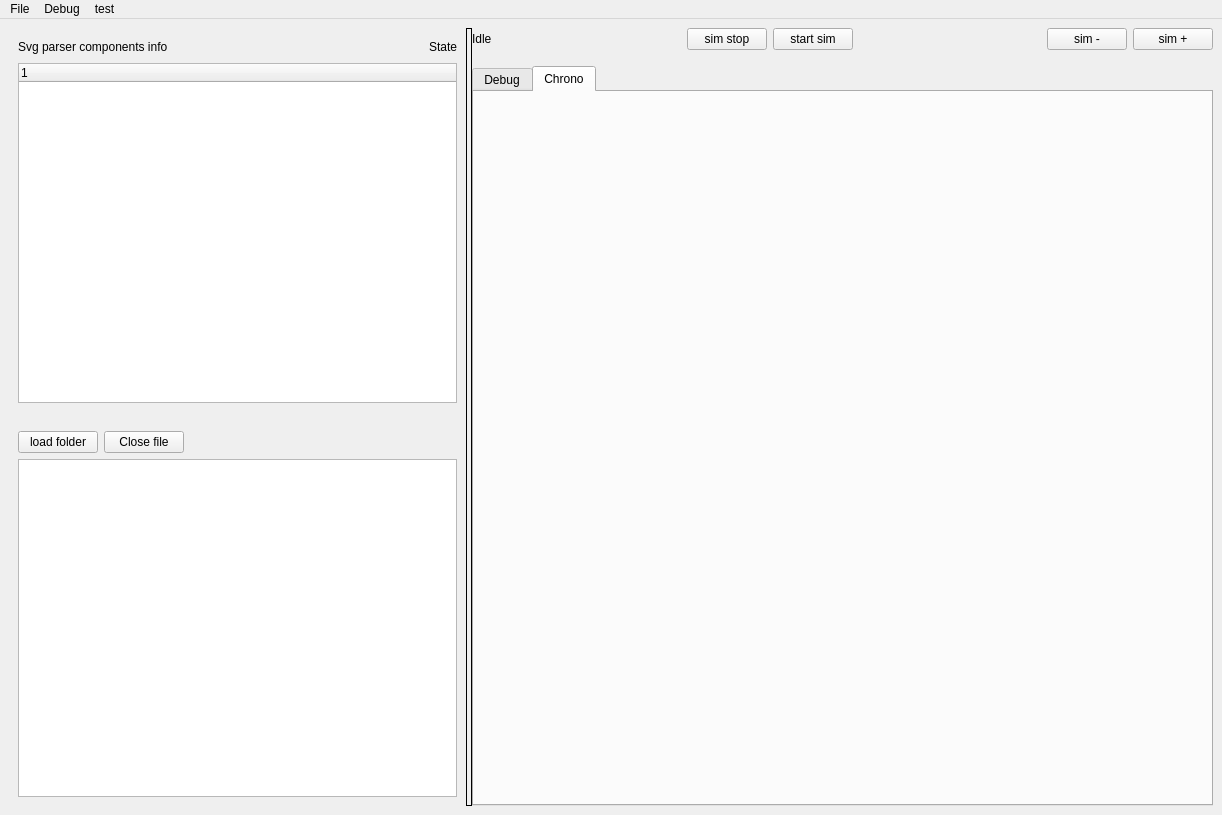
Old version of the form code/Qt_VHDL_SVG_proj/forms/mainwindow.ui in the repository LirokWid/QT_VHDL_simulator.
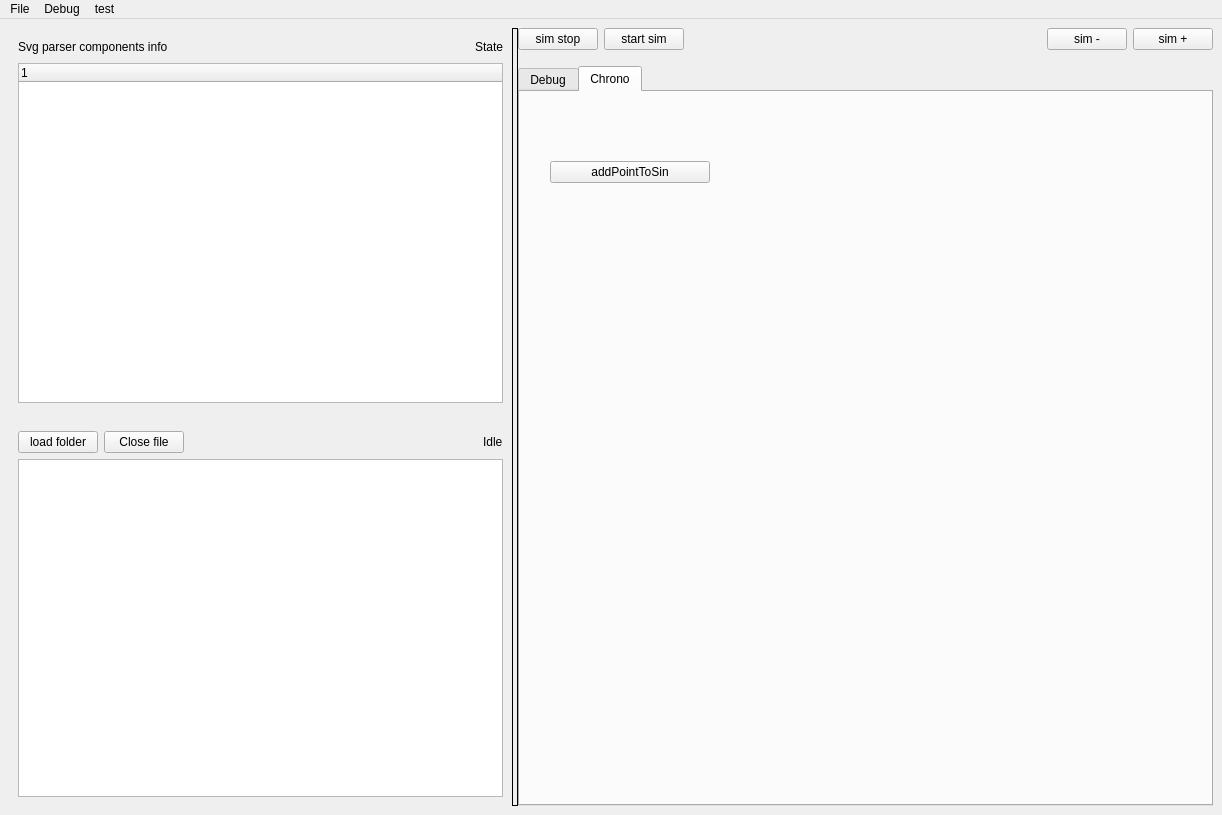
New version of the form. The open tabs and pages were chosen to show the change.

```diff
--- a/code/Qt_VHDL_SVG_proj/forms/mainwindow.ui
+++ b/code/Qt_VHDL_SVG_proj/forms/mainwindow.ui
@@ -192,6 +192,13 @@
                </property>
               </spacer>
              </item>
+             <item>
+              <widget class="QLabel" name="label">
+               <property name="text">
+                <string>Idle</string>
+               </property>
+              </widget>
+             </item>
             </layout>
            </item>
            <item>
@@ -230,26 +237,6 @@
             <property name="sizeConstraint">
              <enum>QLayout::SetDefaultConstraint</enum>
             </property>
-            <item>
-             <widget class="QLabel" name="label">
-              <property name="text">
-               <string>Idle</string>
-              </property>
-             </widget>
-            </item>
-            <item>
-             <spacer name="horizontalSpacer_4">
-              <property name="orientation">
-               <enum>Qt::Horizontal</enum>
-              </property>
-              <property name="sizeHint" stdset="0">
-               <size>
-                <width>40</width>
-                <height>20</height>
-               </size>
-              </property>
-             </spacer>
-            </item>
             <item>
              <widget class="QPushButton" name="stop_sim">
               <property name="sizePolicy">
@@ -370,6 +357,25 @@
              <attribute name="title">
               <string>Chrono</string>
              </attribute>
+             <widget class="QWidget" name="horizontalLayoutWidget">
+              <property name="geometry">
+               <rect>
+                <x>30</x>
+                <y>40</y>
+                <width>160</width>
+                <height>80</height>
+               </rect>
+              </property>
+              <layout class="QHBoxLayout" name="horizontalLayout">
+               <item>
+                <widget class="QPushButton" name="pushButton">
+                 <property name="text">
+                  <string>addPointToSin</string>
+                 </property>
+                </widget>
+               </item>
+              </layout>
+             </widget>
             </widget>
            </widget>
           </item>
```
Left out of the diff: 32 changed lines with no effect on the pictures.
